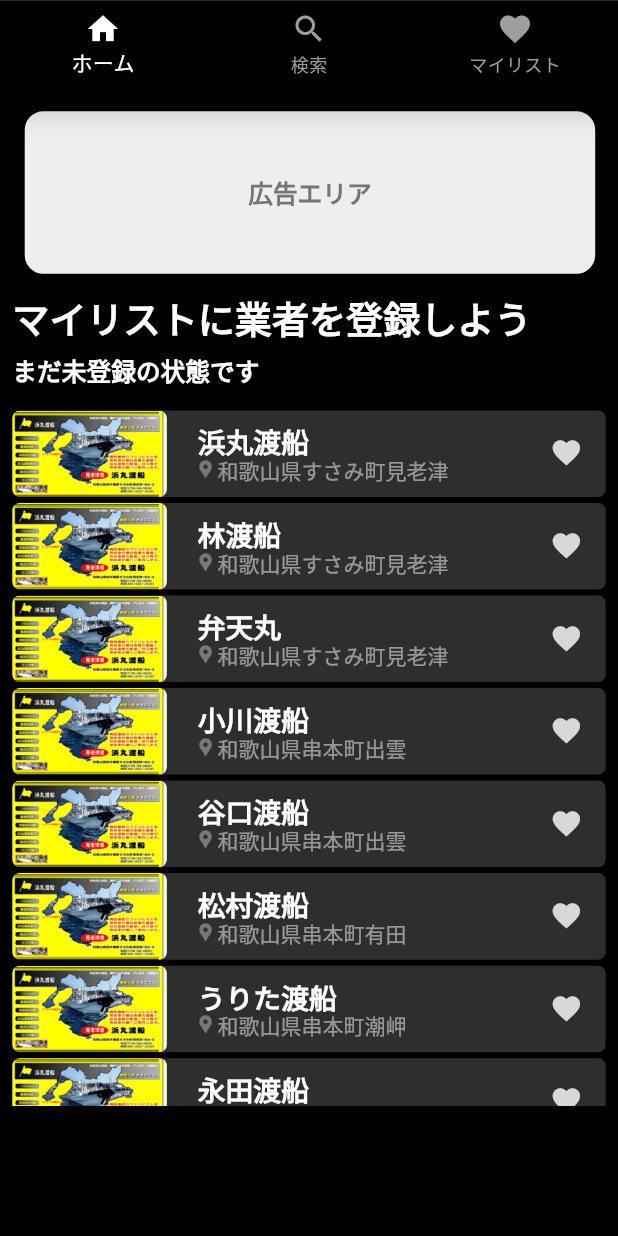
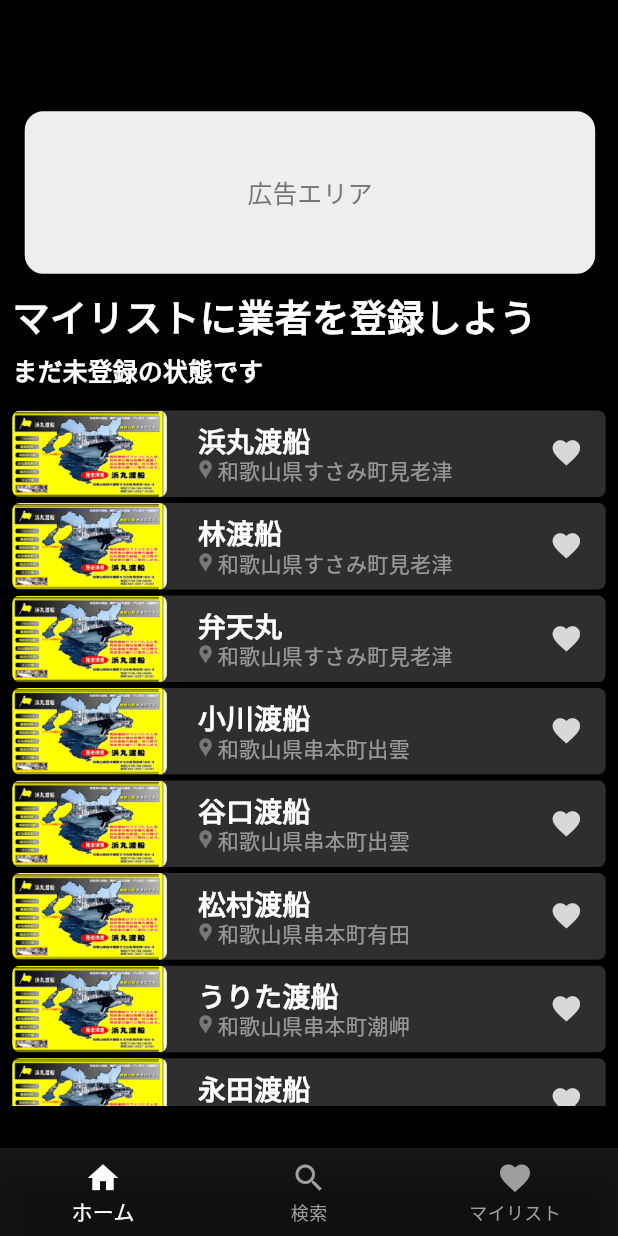
Before and after one commit to Kaito-nagai/fishing_app, a Flutter app: the screen it shows after launch, on a phone screen of 412 x 824 dp. Run offline on Flutter 3.47's test engine with Material 3 defaults, Android fonts, the phone set to English and light mode, and no system bars; our stand-ins replace flutter_dotenv, logger, shared_preferences; Roboto replaces fonts that are missing (Noto Sans JP).

Commit message:
“少し修正した

```diff
--- a/lib/pages/home_initial.dart
+++ b/lib/pages/home_initial.dart
@@ -59,14 +59,9 @@ class HomeInitialScreen extends StatelessWidget {
     final screenWidth = MediaQuery.of(context).size.width;
     final screenHeight = MediaQuery.of(context).size.height;
 
-    return Column(
-      children: [
-        Container(
-          width: screenWidth,
-          height: screenHeight,
-          clipBehavior: Clip.antiAlias,
-          decoration: const BoxDecoration(color: Colors.black),
-          child: Stack(
+    return Scaffold(
+  backgroundColor: const Color.fromARGB(255, 0, 0, 0), // ダークモードの背景色を指定
+      body: Stack(
         children: [
           Positioned(
             left: screenWidth * 0.02,
@@ -131,11 +126,9 @@ class HomeInitialScreen extends StatelessWidget {
               decoration: const BoxDecoration(),
             ),
           ),
-              const BottomNav(), // ボトムナビゲーションをそのまま使用
         ],
       ),
-        ),
-      ],
+      bottomNavigationBar: const BottomNav(), // ここで BottomNav を適用
     );
   }
 }
--- a/lib/widgets/bottom_nav.dart
+++ b/lib/widgets/bottom_nav.dart
@@ -7,18 +7,17 @@ class BottomNav extends StatelessWidget {
   Widget build(BuildContext context) {
     return Container(
       decoration: BoxDecoration(
-        color: Colors.black,
+        color: const Color(0x1AD9D9D9), // 塗り：D9D9D9 不透明度10%
         border: Border(
           top: BorderSide(
-            color: Colors.grey.withAlpha((0.5 * 255).toInt()), // 修正された部分
+            color: const Color(0x1AD9D9D9), // 塗り：D9D9D9 不透明度10
             width: 0.5,
           ),
         ),
       ),
-
       child: SafeArea(
         child: BottomNavigationBar(
-          backgroundColor: Colors.black,
+          backgroundColor: Colors.transparent, // 完全透明に変更
           selectedItemColor: Colors.white,
           unselectedItemColor: Colors.grey,
           items: const [
```
Lines whose indentation alone changed are shown as unchanged.
